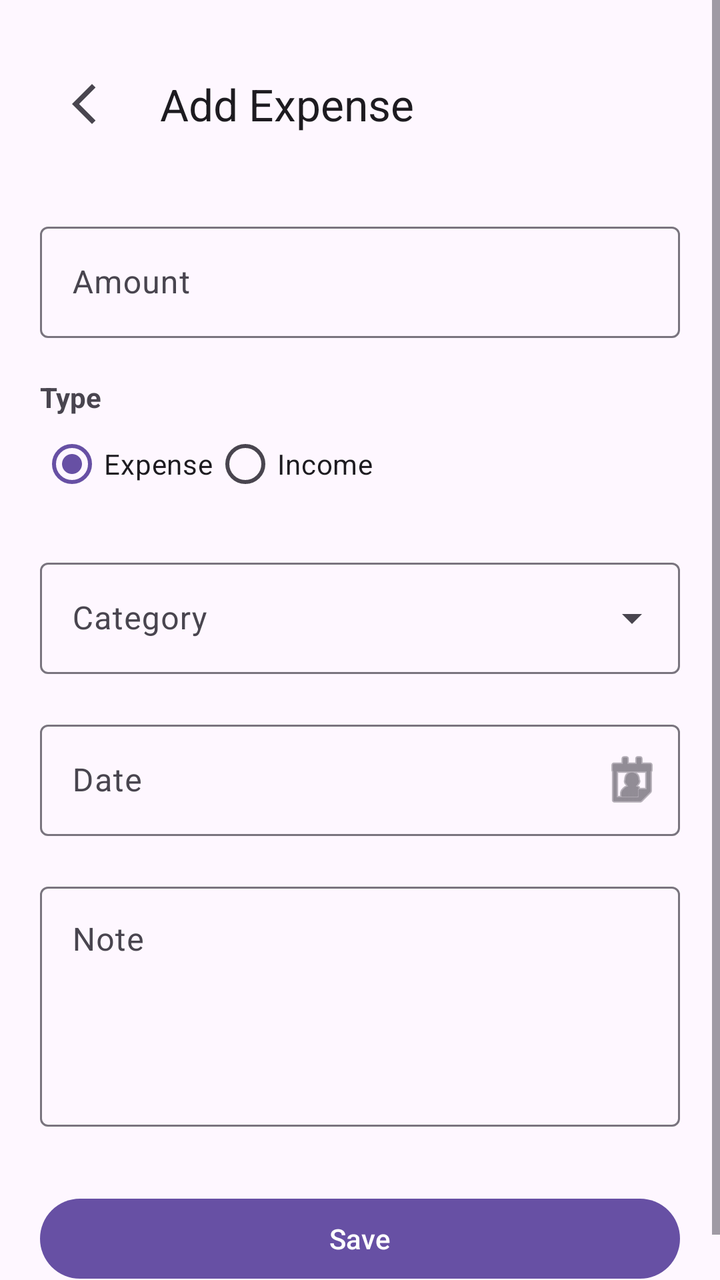
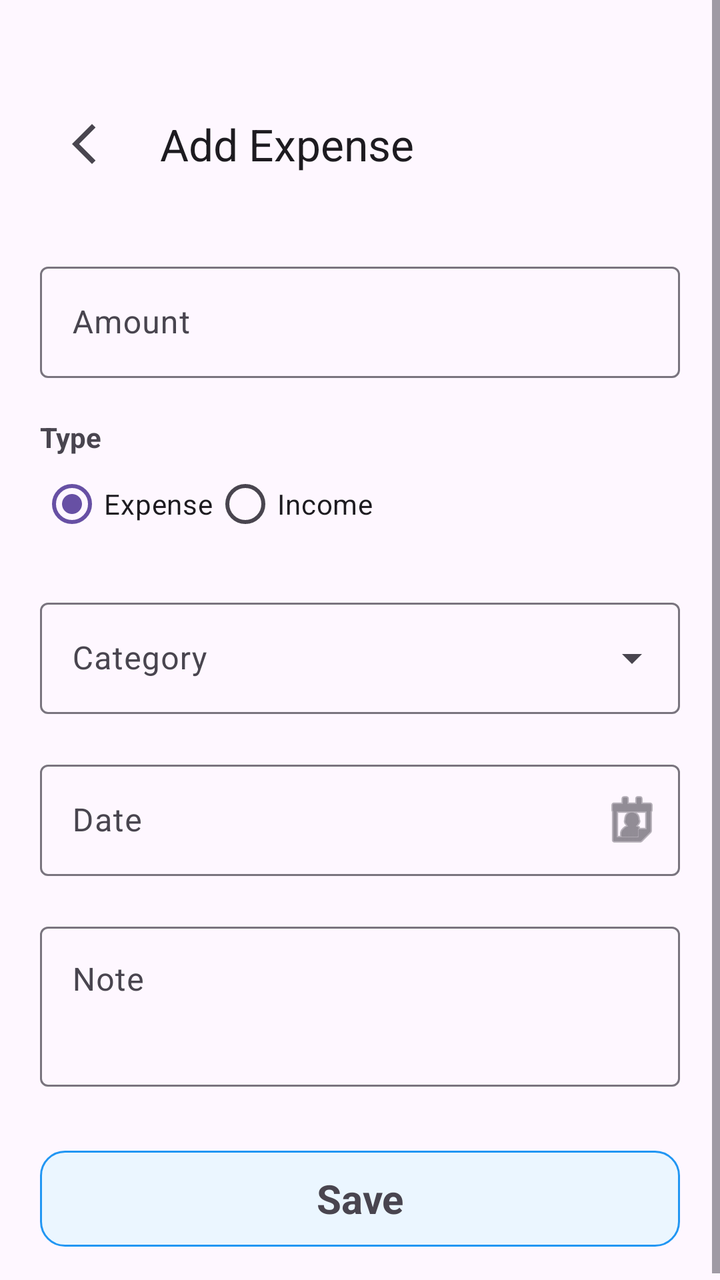

Screens rendered from an Android XML layout before and after an edit, with the pre-edit source and the edit as a unified diff.
<!-- AndroidManifest.xml: application theme Theme.ExpenseTracker -->
<!-- res/layout/fragment_add_expense.xml -->
<?xml version="1.0" encoding="utf-8"?>
<ScrollView xmlns:android="http://schemas.android.com/apk/res/android"
    xmlns:app="http://schemas.android.com/apk/res-auto"
    android:layout_width="match_parent"
    android:layout_height="match_parent"
    android:fillViewport="true">

    <LinearLayout
        android:layout_width="match_parent"
        android:layout_height="wrap_content"
        android:orientation="vertical"
        android:padding="20dp">

        

        <com.google.android.material.appbar.MaterialToolbar
            android:id="@+id/toolbar"
            android:layout_width="match_parent"
            android:layout_height="?attr/actionBarSize"
            app:navigationIcon="@drawable/ic_arrow_back"
            app:title="Add Expense" />

        

        <com.google.android.material.textfield.TextInputLayout
            android:id="@+id/tilAmount"
            android:layout_width="match_parent"
            android:layout_height="wrap_content"
            android:layout_marginTop="24dp"
            android:hint="Amount">

            <com.google.android.material.textfield.TextInputEditText
                android:id="@+id/etAmount"
                android:layout_width="match_parent"
                android:layout_height="wrap_content"
                android:inputType="numberDecimal" />

        </com.google.android.material.textfield.TextInputLayout>

        

        <TextView
            android:layout_width="wrap_content"
            android:layout_height="wrap_content"
            android:layout_marginTop="20dp"
            android:text="Type"
            android:textStyle="bold" />

        <RadioGroup
            android:id="@+id/rgType"
            android:layout_width="wrap_content"
            android:layout_height="wrap_content"
            android:orientation="horizontal">

            <RadioButton
                android:id="@+id/rbExpense"
                android:layout_width="wrap_content"
                android:layout_height="wrap_content"
                android:checked="true"
                android:text="Expense" />

            <RadioButton
                android:id="@+id/rbIncome"
                android:layout_width="wrap_content"
                android:layout_height="wrap_content"
                android:text="Income" />

        </RadioGroup>

        

        <com.google.android.material.textfield.TextInputLayout
            android:id="@+id/tilCategory"
            style="@style/Widget.Material3.TextInputLayout.OutlinedBox.ExposedDropdownMenu"
            android:layout_width="match_parent"
            android:layout_height="wrap_content"
            android:layout_marginTop="20dp"
            android:hint="Category">

            <AutoCompleteTextView
                android:id="@+id/actCategory"
                android:layout_width="match_parent"
                android:layout_height="wrap_content"
                android:inputType="none" />

        </com.google.android.material.textfield.TextInputLayout>

        

        <com.google.android.material.textfield.TextInputLayout
            android:id="@+id/tilDate"
            android:layout_width="match_parent"
            android:layout_height="wrap_content"
            android:layout_marginTop="20dp"
            android:hint="Date"
            app:endIconMode="custom"
            app:endIconDrawable="@android:drawable/ic_menu_my_calendar">

            <com.google.android.material.textfield.TextInputEditText
                android:id="@+id/etDate"
                android:layout_width="match_parent"
                android:layout_height="wrap_content"
                android:focusable="false"
                android:clickable="true" />

        </com.google.android.material.textfield.TextInputLayout>

        

        <com.google.android.material.textfield.TextInputLayout
            android:id="@+id/tilNote"
            android:layout_width="match_parent"
            android:layout_height="wrap_content"
            android:layout_marginTop="20dp"
            android:hint="Note">

            <com.google.android.material.textfield.TextInputEditText
                android:id="@+id/etNote"
                android:layout_width="match_parent"
                android:layout_height="120dp"
                android:gravity="top|start"
                android:inputType="textMultiLine"
                android:maxLines="4" />

        </com.google.android.material.textfield.TextInputLayout>

        

        <com.google.android.material.button.MaterialButton
            android:id="@+id/btnSave"
            android:layout_width="match_parent"
            android:layout_height="wrap_content"
            android:layout_marginTop="32dp"
            android:text="Save" />

    </LinearLayout>

</ScrollView>
<!-- resources referenced by this layout -->
<resources>
  <!-- drawable ic_arrow_back (drawable) -->
  <vector xmlns:android="http://schemas.android.com/apk/res/android" android:width="24dp" android:height="24dp" android:viewportWidth="960" android:viewportHeight="960" android:tint="?attr/colorControlNormal" android:autoMirrored="true">
      <path android:fillColor="@android:color/white" android:pathData="M400,880L0,480L400,80L471,151L142,480L471,809L400,880Z"/>
  </vector>
  <style name="Theme.ExpenseTracker" parent="Base.Theme.ExpenseTracker" />
  <style name="Base.Theme.ExpenseTracker" parent="Theme.Material3.DayNight.NoActionBar">
          
          
      </style>
</resources>

<!-- the commit's change to res/layout/fragment_add_expense.xml (unified diff, before → after) -->
@@ -17,6 +17,7 @@
             android:id="@+id/toolbar"
             android:layout_width="match_parent"
             android:layout_height="?attr/actionBarSize"
+            android:layout_marginTop="20dp"
             app:navigationIcon="@drawable/ic_arrow_back"
             app:title="Add Expense" />
 
@@ -93,15 +94,15 @@
             android:layout_height="wrap_content"
             android:layout_marginTop="20dp"
             android:hint="Date"
-            app:endIconMode="custom"
-            app:endIconDrawable="@android:drawable/ic_menu_my_calendar">
+            app:endIconDrawable="@android:drawable/ic_menu_my_calendar"
+            app:endIconMode="custom">
 
             <com.google.android.material.textfield.TextInputEditText
                 android:id="@+id/etDate"
                 android:layout_width="match_parent"
                 android:layout_height="wrap_content"
-                android:focusable="false"
-                android:clickable="true" />
+                android:clickable="true"
+                android:focusable="false" />
 
         </com.google.android.material.textfield.TextInputLayout>
 
@@ -117,7 +118,7 @@
             <com.google.android.material.textfield.TextInputEditText
                 android:id="@+id/etNote"
                 android:layout_width="match_parent"
-                android:layout_height="120dp"
+                android:layout_height="80dp"
                 android:gravity="top|start"
                 android:inputType="textMultiLine"
                 android:maxLines="4" />
@@ -126,12 +127,21 @@
 
         
 
-        <com.google.android.material.button.MaterialButton
+        <FrameLayout
             android:id="@+id/btnSave"
             android:layout_width="match_parent"
-            android:layout_height="wrap_content"
+            android:layout_height="48dp"
             android:layout_marginTop="32dp"
-            android:text="Save" />
+            android:background="@drawable/bg_button_ripple">
+
+            <TextView
+                android:layout_width="match_parent"
+                android:layout_height="match_parent"
+                android:gravity="center"
+                android:text="Save"
+                android:textSize="20sp"
+                android:textStyle="bold" />
+        </FrameLayout>
 
     </LinearLayout>
 
<!-- resource entries referenced after the edit -->
@@ -1,5 +1,19 @@
 <!-- resources referenced by this layout -->
 <resources>
+  <!-- drawable bg_button_ripple (drawable) -->
+  <?xml version="1.0" encoding="utf-8"?>
+  <ripple xmlns:android="http://schemas.android.com/apk/res/android"
+      android:color="#55000000">
+  
+      <item>
+          <shape android:shape="rectangle">
+              <solid android:color="#EBF6FF" />
+              <corners android:radius="12dp" />
+              <stroke android:width="1dp" android:color="#2196F3"/>
+          </shape>
+      </item>
+  
+  </ripple>
   <!-- drawable ic_arrow_back (drawable) -->
   <vector xmlns:android="http://schemas.android.com/apk/res/android" android:width="24dp" android:height="24dp" android:viewportWidth="960" android:viewportHeight="960" android:tint="?attr/colorControlNormal" android:autoMirrored="true">
       <path android:fillColor="@android:color/white" android:pathData="M400,880L0,480L400,80L471,151L142,480L471,809L400,880Z"/>
